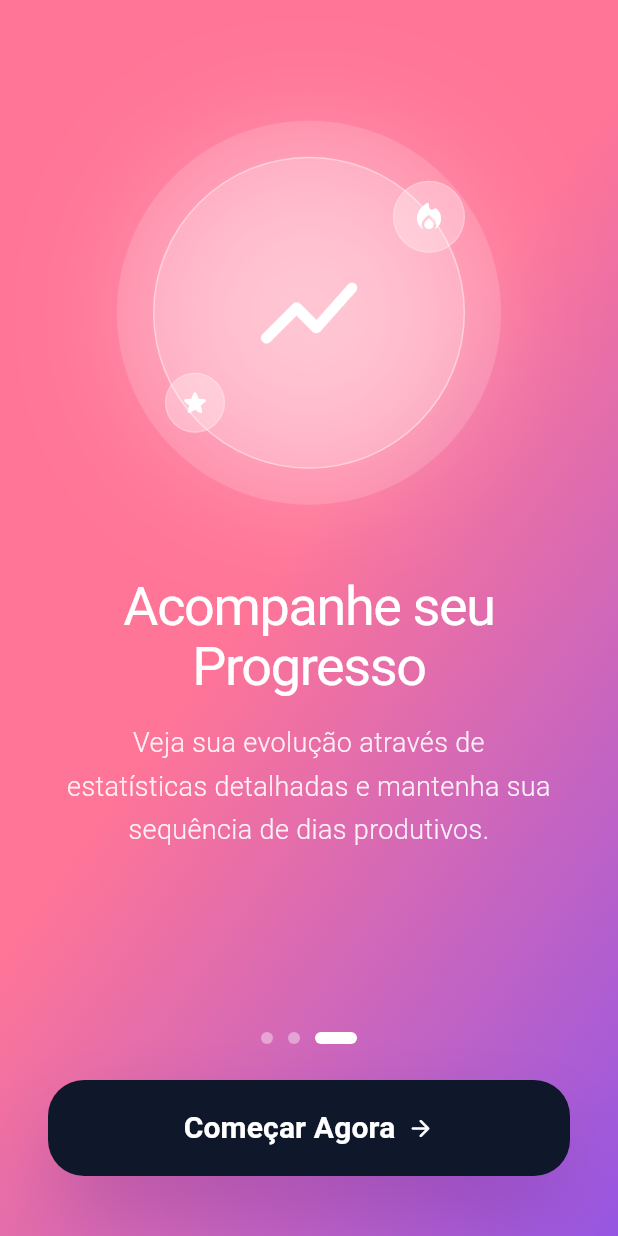
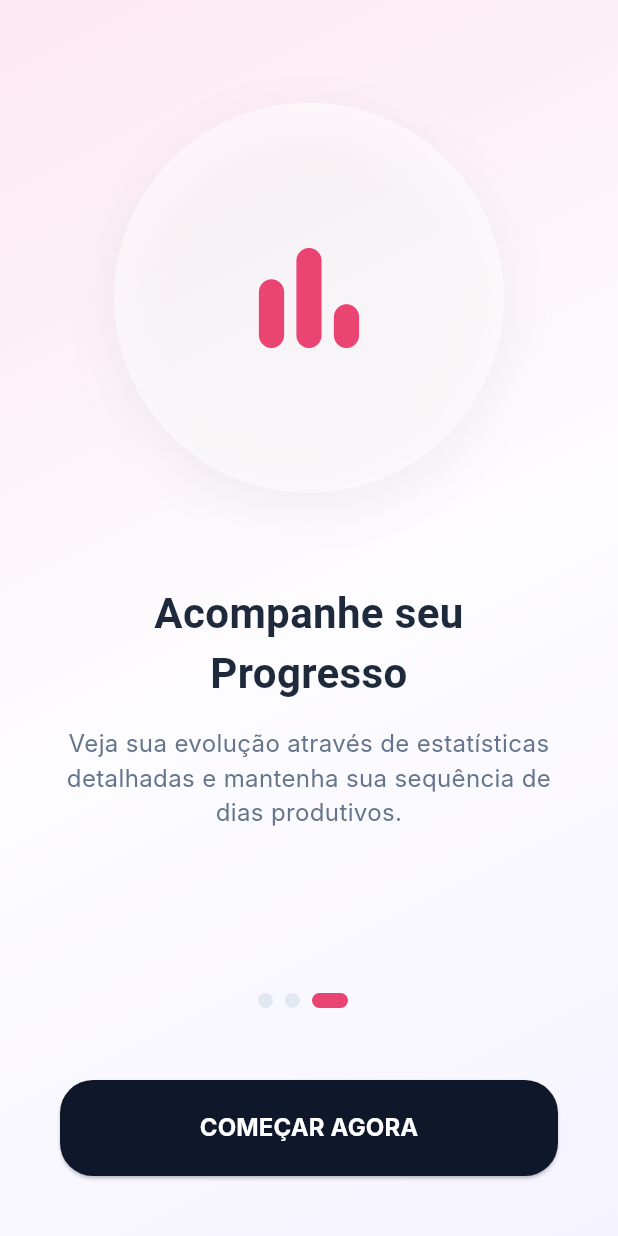
Before and after one commit to brendamamedio/pomodoro, a Flutter app: the screen it shows after launch, swiped to page 3, on a phone screen of 412 x 824 dp. Run offline on Flutter 3.47's test engine with Material 3 defaults, Android fonts, the phone set to English and light mode, and no system bars; Roboto replaces fonts that are missing (Inter, Poppins).

Commit message:
feat: melhorias visuais e polimento do onboarding

```diff
--- a/lib/core/theme/app_colors.dart
+++ b/lib/core/theme/app_colors.dart
@@ -9,11 +9,15 @@ class AppColors {
   static const Color textDark = Color(0xFF1E293B);
   static const Color textGrey = Color(0xFF64748B);
 
-  static const Gradient bgGradient = RadialGradient(
-    center: Alignment(1.0, -1.0),
-    radius: 1.5,
-    colors: [Color(0xFFE9D5FF), Color(0xFFFDFCFE)],
-    stops: [0.0, 0.6],
+  static const Gradient bgGradient = LinearGradient(
+    begin: Alignment.topLeft,
+    end: Alignment.bottomRight,
+    colors: [
+      Color(0xFFFCE7F3),
+      Color(0xFFFDFCFE),
+      Color(0xFFF5F3FF),
+    ],
+    stops: [0.0, 0.5, 1.0],
   );
 
   static const Gradient breakBgGradient = RadialGradient(
--- a/lib/presentation/onboarding/onboarding_screen.dart
+++ b/lib/presentation/onboarding/onboarding_screen.dart
@@ -15,39 +15,31 @@ class _OnboardingScreenState extends State<OnboardingScreen> {
 
   final List<Map<String, String>> _onboardingData = [
     {
-      'title': 'Foque no que\nimporta',
-      'description':
-      'A técnica Pomodoro ajuda você a manter a\nconcentração máxima por 25 minutos,\nseguidos de uma pausa revigorante.',
+      "title": "Foque no que importa",
+      "subtitle": "A técnica Pomodoro ajuda você a manter a concentração máxima por 25 minutos, seguidos de uma pausa revigorante.",
+      "icon": "timer_rounded",
     },
     {
-      'title': 'Organize suas\nTarefas',
-      'description':
-      'Vincule seus ciclos de foco a objetivos\nespecíficos para acompanhar sua\nprodutividade real em cada projeto.',
+      "title": "Organize suas Tarefas",
+      "subtitle": "Vincule seus ciclos de foco a objetivos específicos para acompanhar sua produtividade real em cada projeto.",
+      "icon": "assignment_turned_in_rounded",
     },
     {
-      'title': 'Acompanhe seu\nProgresso',
-      'description':
-      'Veja sua evolução através de\nestatísticas detalhadas e mantenha sua\nsequência de dias produtivos.',
+      "title": "Acompanhe seu Progresso",
+      "subtitle": "Veja sua evolução através de estatísticas detalhadas e mantenha sua sequência de dias produtivos.",
+      "icon": "bar_chart_rounded",
     },
   ];
 
   @override
   Widget build(BuildContext context) {
-    bool isLastPage = _currentPage == _onboardingData.length - 1;
-
     return Scaffold(
       backgroundColor: AppColors.backgroundLight,
-      body: AnimatedContainer(
-        duration: const Duration(milliseconds: 500),
+      body: Container(
         width: double.infinity,
-        decoration: BoxDecoration(
-          gradient: isLastPage
-              ? const LinearGradient(
-            begin: Alignment(-0.45, 0.16),
-            end: Alignment(1.45, 0.84),
-            colors: [Color(0xFFFF7597), Color(0xFF8E54E9)],
-          )
-              : AppColors.bgGradient,
+        height: double.infinity,
+        decoration: const BoxDecoration(
+          gradient: AppColors.bgGradient,
         ),
         child: SafeArea(
           child: Column(
@@ -57,19 +49,10 @@ class _OnboardingScreenState extends State<OnboardingScreen> {
                   controller: _pageController,
                   onPageChanged: (value) => setState(() => _currentPage = value),
                   itemCount: _onboardingData.length,
-                  itemBuilder: (context, index) => _buildPageContent(index, isLastPage),
+                  itemBuilder: (context, index) => _buildPage(index),
                 ),
               ),
-              Padding(
-                padding: const EdgeInsets.symmetric(horizontal: 32, vertical: 40),
-                child: Column(
-                  children: [
-                    _buildPageIndicator(isLastPage),
-                    const SizedBox(height: 24),
-                    _buildNextButton(isLastPage),
-                  ],
-                ),
-              ),
+              _buildBottomControls(),
             ],
           ),
         ),
@@ -77,36 +60,45 @@ class _OnboardingScreenState extends State<OnboardingScreen> {
     );
   }
 
-  Widget _buildPageContent(int index, bool isLastPage) {
+  Widget _buildPage(int index) {
     return Padding(
-      padding: const EdgeInsets.symmetric(horizontal: 32),
+      padding: const EdgeInsets.symmetric(horizontal: 40),
       child: Column(
         mainAxisAlignment: MainAxisAlignment.center,
         children: [
-          _buildIllustrationSection(index),
-          const SizedBox(height: 48),
+          Container(
+            width: 260,
+            height: 260,
+            decoration: BoxDecoration(
+              color: Colors.white.withValues(alpha: 0.5),
+              shape: BoxShape.circle,
+              boxShadow: AppColors.softShadow,
+            ),
+            child: Icon(
+              _getIcon(_onboardingData[index]["icon"]!),
+              size: 100,
+              color: AppColors.primaryPink,
+            ),
+          ),
+          const SizedBox(height: 60),
           Text(
-            _onboardingData[index]['title']!,
+            _onboardingData[index]["title"]!,
             textAlign: TextAlign.center,
-            style: TextStyle(
-              color: isLastPage ? Colors.white : AppColors.textDark,
-              fontSize: 36,
+            style: const TextStyle(
+              fontSize: 28,
+              fontWeight: FontWeight.bold,
+              color: AppColors.textDark,
               fontFamily: 'Poppins',
-              fontWeight: FontWeight.w400,
-              height: 1.1,
-              letterSpacing: -0.9,
             ),
           ),
           const SizedBox(height: 16),
           Text(
-            _onboardingData[index]['description']!,
+            _onboardingData[index]["subtitle"]!,
             textAlign: TextAlign.center,
-            style: TextStyle(
-              color: isLastPage ? Colors.white.withValues(alpha:0.9) : const Color(0xFF64748B),
-              fontSize: 18,
-              fontFamily: 'Poppins',
-              fontWeight: FontWeight.w300,
-              height: 1.6,
+            style: const TextStyle(
+              fontSize: 16,
+              color: AppColors.textGrey,
+              fontFamily: 'Inter',
             ),
           ),
         ],
@@ -114,171 +106,59 @@ class _OnboardingScreenState extends State<OnboardingScreen> {
     );
   }
 
-  Widget _buildIllustrationSection(int index) {
-    return SizedBox(
-      height: 256,
-      width: 256,
-      child: Stack(
-        alignment: Alignment.center,
+  Widget _buildBottomControls() {
+    return Padding(
+      padding: const EdgeInsets.all(40),
+      child: Column(
         children: [
-          Opacity(
-            opacity: 0.5,
-            child: Container(
-              width: 256,
-              height: 256,
-              decoration: BoxDecoration(
-                color: index == 2 ? Colors.white.withValues(alpha:0.3) : AppColors.primaryPink.withValues(alpha:0.1),
-                shape: BoxShape.circle,
+          Row(
+            mainAxisAlignment: MainAxisAlignment.center,
+            children: List.generate(
+              _onboardingData.length,
+                  (index) => AnimatedContainer(
+                duration: const Duration(milliseconds: 300),
+                margin: const EdgeInsets.only(right: 8),
+                height: 10,
+                width: _currentPage == index ? 24 : 10,
+                decoration: BoxDecoration(
+                  color: _currentPage == index ? AppColors.primaryPink : const Color(0xFFE2E8F0),
+                  borderRadius: BorderRadius.circular(5),
+                ),
               ),
             ),
           ),
-          if (index == 2) _buildThirdIllustration() else _buildSimpleIllustration(index),
+          const SizedBox(height: 48),
+          ElevatedButton(
+            onPressed: () {
+              if (_currentPage == _onboardingData.length - 1) {
+                Navigator.pushReplacementNamed(context, AppRoutes.focus);
+              } else {
+                _pageController.nextPage(
+                  duration: const Duration(milliseconds: 400),
+                  curve: Curves.easeInOut,
+                );
+              }
+            },
+            style: ElevatedButton.styleFrom(
+              backgroundColor: const Color(0xFF0F172A),
+              minimumSize: const Size(double.infinity, 64),
+              shape: RoundedRectangleBorder(borderRadius: BorderRadius.circular(22)),
+            ),
+            child: Text(
+              _currentPage == _onboardingData.length - 1 ? "COMEÇAR AGORA" : "PRÓXIMO",
+              style: const TextStyle(color: Colors.white, fontSize: 16, fontWeight: FontWeight.bold),
+            ),
+          ),
         ],
       ),
     );
   }
 
-  Widget _buildSimpleIllustration(int index) {
-    return Container(
-      width: 192,
-      height: 192,
-      decoration: _illustrationDecoration(),
-      child: Center(
-        child: Icon(
-          index == 0 ? Icons.timer_outlined : Icons.assignment_outlined,
-          size: 80,
-          color: AppColors.primaryPink,
-        ),
-      ),
-    );
-  }
-
-  Widget _buildThirdIllustration() {
-    return Stack(
-      alignment: Alignment.center,
-      children: [
-        Container(
-          width: 208,
-          height: 208,
-          decoration: BoxDecoration(
-            color: Colors.white.withValues(alpha:0.2),
-            shape: BoxShape.circle,
-            border: Border.all(color: Colors.white.withValues(alpha:0.4)),
-            boxShadow: [
-              BoxShadow(
-                color: Colors.white.withValues(alpha:0.4),
-                blurRadius: 80,
-              )
-            ],
-          ),
-          child: const Center(
-            child: Icon(Icons.show_chart_rounded, size: 80, color: Colors.white),
-          ),
-        ),
-        Positioned(
-          right: 0,
-          top: 16,
-          child: _miniBadge(Icons.local_fire_department_rounded),
-        ),
-        Positioned(
-          left: 8,
-          bottom: 24,
-          child: _miniBadge(Icons.star_rounded, size: 40),
-        ),
-      ],
-    );
-  }
-
-  Widget _miniBadge(IconData icon, {double size = 48}) {
-    return Container(
-      width: size,
-      height: size,
-      decoration: BoxDecoration(
-        color: Colors.white.withValues(alpha:0.3),
-        shape: BoxShape.circle,
-        border: Border.all(color: Colors.white.withValues(alpha:0.2)),
-      ),
-      child: Icon(icon, color: Colors.white, size: size * 0.5),
-    );
-  }
-
-  BoxDecoration _illustrationDecoration() {
-    return BoxDecoration(
-      color: Colors.white.withValues(alpha:0.9),
-      shape: BoxShape.circle,
-      border: Border.all(color: Colors.white.withValues(alpha:0.3)),
-      boxShadow: [
-        BoxShadow(
-          color: Colors.black.withValues(alpha:0.05),
-          blurRadius: 30,
-          offset: const Offset(0, 10),
-        )
-      ],
-    );
-  }
-
-  Widget _buildPageIndicator(bool isLastPage) {
-    return Row(
-      mainAxisAlignment: MainAxisAlignment.center,
-      children: List.generate(
-        _onboardingData.length,
-            (index) => Container(
-          margin: const EdgeInsets.symmetric(horizontal: 5),
-          height: 8,
-          width: _currentPage == index ? 28 : 8,
-          decoration: BoxDecoration(
-            color: _currentPage == index
-                ? (isLastPage ? Colors.white : AppColors.primaryPink)
-                : (isLastPage ? Colors.white.withValues(alpha:0.4) : const Color(0xFFE2E8F0)),
-            borderRadius: BorderRadius.circular(9999),
-          ),
-        ),
-      ),
-    );
-  }
-
-  Widget _buildNextButton(bool isLastPage) {
-    return Container(
-      width: double.infinity,
-      height: 64,
-      decoration: isLastPage ? BoxDecoration(
-        boxShadow: [
-          BoxShadow(
-            color: const Color(0xFF581C87).withValues(alpha:0.4),
-            blurRadius: 50,
-            offset: const Offset(0, 25),
-            spreadRadius: -12,
-          )
-        ],
-      ) : null,
-      child: ElevatedButton(
-        onPressed: () {
-          if (_currentPage < _onboardingData.length - 1) {
-            _pageController.nextPage(duration: const Duration(milliseconds: 300), curve: Curves.easeIn);
-          } else {
-
-            Navigator.pushReplacementNamed(context, AppRoutes.tasks);
-          }
-        },
-        style: ElevatedButton.styleFrom(
-          backgroundColor: const Color(0xFF0F172A),
-          shape: RoundedRectangleBorder(borderRadius: BorderRadius.circular(24)),
-          elevation: 0,
-        ),
-        child: Row(
-          mainAxisAlignment: MainAxisAlignment.center,
-          children: [
-            Text(
-              isLastPage ? 'Começar Agora' : 'Próximo',
-              style: const TextStyle(color: Colors.white, fontSize: 20, fontFamily: 'Poppins', fontWeight: FontWeight.w600),
-            ),
-            if (isLastPage) ...[
-              const SizedBox(width: 8),
-              const Icon(Icons.arrow_forward_rounded, color: Colors.white),
-            ]
-          ],
-        ),
-      ),
-    );
+  IconData _getIcon(String name) {
+    switch (name) {
+      case 'bar_chart_rounded': return Icons.bar_chart_rounded;
+      case 'assignment_turned_in_rounded': return Icons.assignment_turned_in_rounded;
+      default: return Icons.timer_rounded;
+    }
   }
 }
```
